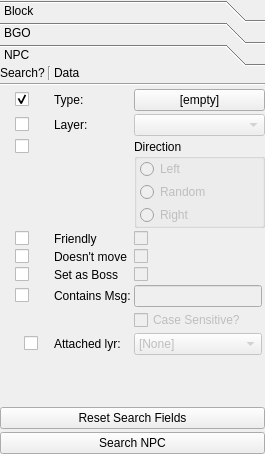
This is Editor/main_window/dock/lvl_search_box.ui in WohlSoft/Moondust-Project as Qt 5 draws it before an edit. The edited form follows.
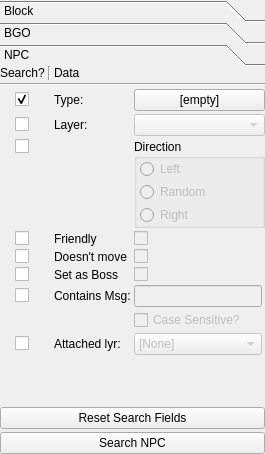
This is the edited form. Icons and pictures are not drawn.

Commit message:
Finalised search of NPCs attached to layer
Now works with value "[None]" and the checkbox is now center aligned.

```diff
--- a/Editor/main_window/dock/lvl_search_box.ui
+++ b/Editor/main_window/dock/lvl_search_box.ui
@@ -703,7 +703,7 @@
           </property>
          </widget>
         </item>
-        <item row="14" column="1">
+        <item row="14" column="0" colspan="2" alignment="Qt::AlignHCenter">
          <widget class="QCheckBox" name="Find_Check_Layer_AttachedNPC">
           <property name="text">
            <string/>
```
The commit also changes 1 other file.
